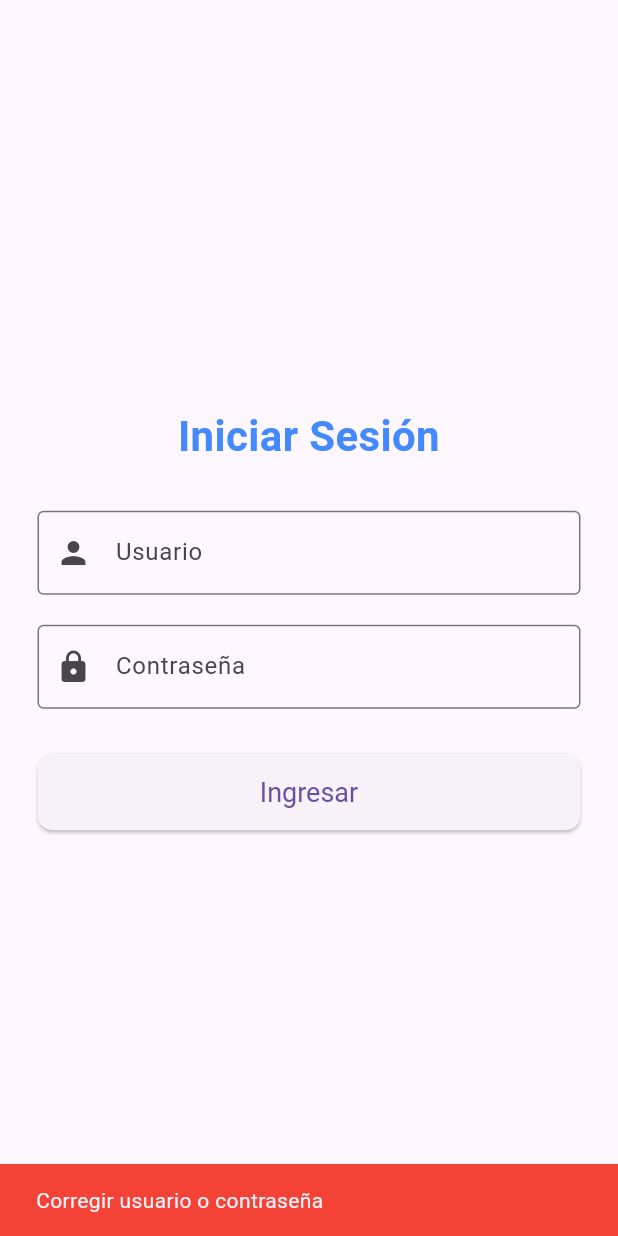
After one commit to JUANDAVIDGUTIERREZ04/primer-flutter, a Flutter app: the screen it shows after launch, after a tap on "Ingresar", on a phone screen of 412 x 824 dp. The commit adds this screen. Run offline on Flutter 3.47's test engine with Material 3 defaults, Android fonts, the phone set to English and light mode, and no system bars.

Commit message:
LoginScreen

```diff
--- /dev/null
+++ b/flutter_primera_aplicacion/lib/LoginScreen.dart
@@ -0,0 +1,88 @@
+import 'package:flutter/material.dart';
+import 'HomeScreen.dart';
+
+class LoginScreen extends StatefulWidget {
+  @override
+  _LoginScreenState createState() => _LoginScreenState();
+}
+
+class _LoginScreenState extends State<LoginScreen> {
+  final TextEditingController _userController = TextEditingController();
+  final TextEditingController _passwordController = TextEditingController();
+
+  void _login() {
+    String username = _userController.text.trim();
+    String password = _passwordController.text.trim();
+
+    if (username == "juan" && password == "321") {
+      Navigator.push(
+        context,
+        MaterialPageRoute(builder: (context) => HomeScreen()),
+      );
+    } else {
+      ScaffoldMessenger.of(context).showSnackBar(
+        SnackBar(
+          content: Text("Corregir usuario o contraseña"),
+          backgroundColor: Colors.red,
+        ),
+      );
+    }
+  }
+
+  @override
+  Widget build(BuildContext context) {
+    return Scaffold(
+      body: Center(
+        child: Padding(
+          padding: EdgeInsets.symmetric(horizontal: 25.0),
+          child: Column(
+            mainAxisSize: MainAxisSize.min,
+            crossAxisAlignment: CrossAxisAlignment.stretch,
+            children: [
+              Text(
+                "Iniciar Sesión",
+                style: TextStyle(
+                  fontSize: 28,
+                  fontWeight: FontWeight.bold,
+                  color: Colors.blueAccent,
+                ),
+                textAlign: TextAlign.center,
+              ),
+              SizedBox(height: 30),
+              TextField(
+                controller: _userController,
+                decoration: InputDecoration(
+                  labelText: "Usuario",
+                  border: OutlineInputBorder(),
+                  prefixIcon: Icon(Icons.person),
+                ),
+              ),
+              SizedBox(height: 20),
+              TextField(
+                controller: _passwordController,
+                decoration: InputDecoration(
+                  labelText: "Contraseña",
+                  border: OutlineInputBorder(),
+                  prefixIcon: Icon(Icons.lock),
+                ),
+                obscureText: true,
+              ),
+              SizedBox(height: 30),
+              ElevatedButton(
+                onPressed: _login,
+                style: ElevatedButton.styleFrom(
+                  padding: EdgeInsets.symmetric(vertical: 15),
+                  textStyle: TextStyle(fontSize: 18),
+                  shape: RoundedRectangleBorder(
+                    borderRadius: BorderRadius.circular(10),
+                  ),
+                ),
+                child: Text("Ingresar"),
+              ),
+            ],
+          ),
+        ),
+      ),
+    );
+  }
+}
--- a/flutter_primera_aplicacion/lib/main.dart
+++ b/flutter_primera_aplicacion/lib/main.dart
@@ -1,5 +1,6 @@
 import 'package:flutter/material.dart';
-import 'HomeScreen.dart';
+
+import 'LoginScreen.dart';
 
 void main() {
   runApp(MyApp());
@@ -10,7 +11,7 @@ class MyApp extends StatelessWidget {
   Widget build(BuildContext context) {
     return MaterialApp(
       debugShowCheckedModeBanner: false,
-      home: HomeScreen(),
+      home: LoginScreen(),
     );
   }
 }
```
